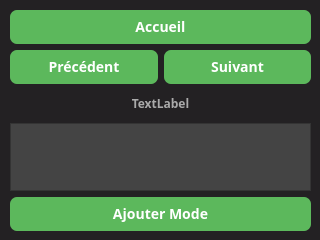
The window that thermostat/Thermostat/planningWindow.ui (kimchicharlie/Envio) describes before a commit, drawn with Qt 5.
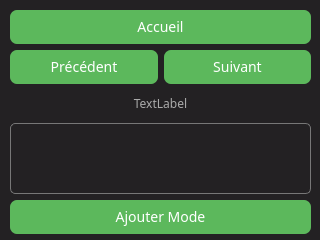
The same window after the commit.

Commit message: Thermostat: continuation d avancement du style (ListView, SpinBox et ComboBox). WP: commit du planning définif et du style de l'application

Patch:
```diff
--- a/thermostat/Thermostat/planningWindow.ui
+++ b/thermostat/Thermostat/planningWindow.ui
@@ -24,7 +24,7 @@
       <x>10</x>
       <y>10</y>
       <width>301</width>
-      <height>221</height>
+      <height>224</height>
      </rect>
     </property>
     <layout class="QGridLayout" name="gridLayout">
@@ -34,8 +34,6 @@
         <font>
          <family>Segoe UI,sans-serif</family>
          <pointsize>-1</pointsize>
-         <weight>75</weight>
-         <bold>true</bold>
         </font>
        </property>
        <property name="styleSheet">
@@ -73,7 +71,62 @@
      <item row="5" column="0">
       <widget class="QTableView" name="tableView">
        <property name="styleSheet">
-        <string notr="true">QTableView {
+        <string notr="true">QLineEdit, QTextEdit, QSpinBox, QListWidget, QCheckbox {
+    margin-left: 2px;
+    margin-right: 2px;
+    margin-top: 2px;
+    padding: 7px;
+    vertical-align:middle;
+    font-size: 12px;
+	background: transparent;
+	font-family:&quot;Segoe UI&quot;, sans-serif;
+    show-decoration-selected: 1; 
+    color: #CCC;
+}
+
+QLineEdit, QTextEdit, QListWidget, QSpinBox, QListWidget {
+    padding: 7px;
+    border: 1px solid #777;
+	border-radius: 10px
+}
+
+QTableView
+{
+    border: 1px solid #777;
+	border-radius: 5px;
+	text-align: center;
+}
+
+QTableView::item
+{
+	text-align: center;
+    padding-left:10px;
+    width:80px;
+    height:20px;
+    color: #CCC;
+    border-bottom :1px dashed #777;
+	font-size: 12px;
+}
+
+QTableView::item:selected {
+    border: 1px solid #6a6ea9;
+}
+
+QTableView::item:selected:!active {
+    background: qlineargradient(x1: 0, y1: 0, x2: 1, y2: 1,
+                                stop: 0 #8588B2, stop: 1 #ABAFE5);
+}
+
+QTableView::item:selected:active {
+    background: qlineargradient(x1: 0, y1: 0, x2: 1, y2: 1,
+                                stop: 0 #265726, stop: 1 #4cae4c);
+}
+
+QTableView::item:hover {
+    background: qlineargradient(x1: 0, y1: 0, x2: 1, y2: 1,
+                                stop: 0 #449d44, stop: 1 #5cb85c);
+}
+/*QTableView {
 	background: #444;
 	font-family:&quot;Segoe UI&quot;, sans-serif;
     show-decoration-selected: 1; 
@@ -130,8 +183,6 @@
         <font>
          <family>Segoe UI,sans-serif</family>
          <pointsize>-1</pointsize>
-         <weight>75</weight>
-         <bold>true</bold>
         </font>
        </property>
        <property name="styleSheet">
@@ -161,8 +212,6 @@
           <font>
            <family>Segoe UI,sans-serif</family>
            <pointsize>-1</pointsize>
-           <weight>75</weight>
-           <bold>true</bold>
           </font>
          </property>
          <property name="styleSheet">
@@ -207,8 +256,6 @@
           <font>
            <family>Segoe UI,sans-serif</family>
            <pointsize>-1</pointsize>
-           <weight>75</weight>
-           <bold>true</bold>
           </font>
          </property>
          <property name="styleSheet">
@@ -249,8 +296,6 @@
           <font>
            <family>Segoe UI,sans-serif</family>
            <pointsize>-1</pointsize>
-           <weight>75</weight>
-           <bold>true</bold>
           </font>
          </property>
          <property name="styleSheet">
```
The commit also changes 17 other files.
